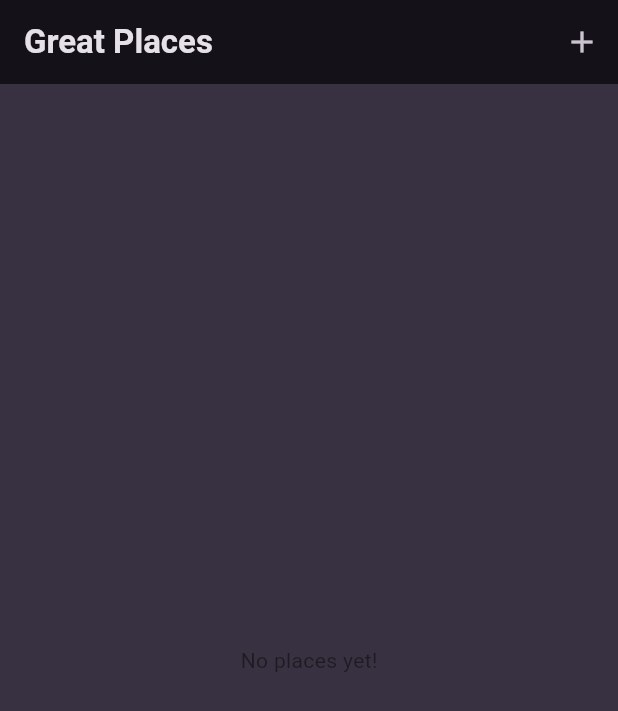
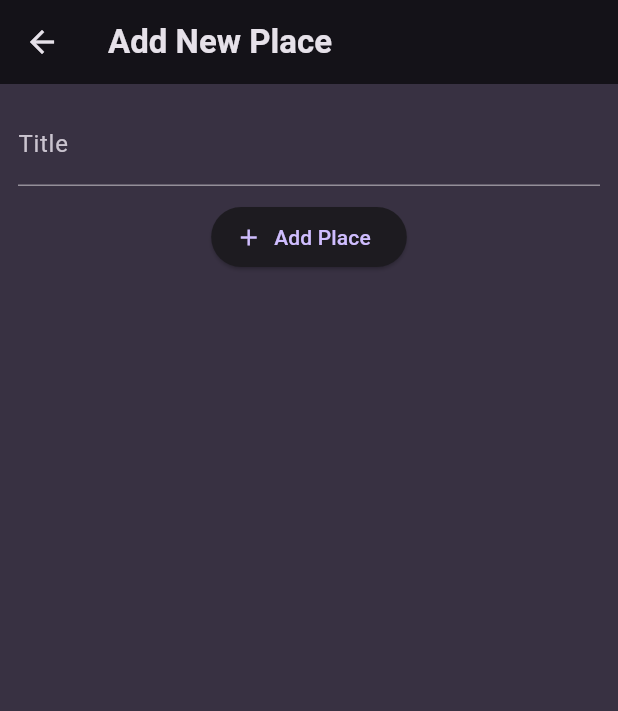
Before and after one commit to vohoangloc123/favorite_places_app, a Flutter app: the screen it shows after launch, after a tap on the "add" icon, on a phone screen of 412 x 824 dp. Shown: the top 711 px of the screen. Run offline on Flutter 3.47's test engine with Material 3 defaults, Android fonts, the phone set to English and light mode, and no system bars; our stand-ins replace google_fonts.

Commit message:
Add an 'Add Place' Screen

```diff
--- a/lib/screens/add_place.dart
+++ b/lib/screens/add_place.dart
@@ -0,0 +1,44 @@
+import 'package:flutter/material.dart';
+
+class AddPlaceScreen extends StatefulWidget {
+  const AddPlaceScreen({super.key});
+
+  @override
+  State<AddPlaceScreen> createState() => _AddPlaceScreenState();
+}
+
+class _AddPlaceScreenState extends State<AddPlaceScreen> {
+  final _titleController = TextEditingController();
+  @override
+  void dispose() {
+    // TODO: implement dispose
+    super.dispose();
+    _titleController.dispose();
+  }
+
+  @override
+  Widget build(BuildContext context) {
+    return Scaffold(
+      appBar: AppBar(
+        title: const Text('Add New Place'),
+      ),
+      body: SingleChildScrollView(
+        padding: const EdgeInsets.all(12),
+        child: Column(
+          children: [
+            TextField(
+                decoration: const InputDecoration(labelText: 'Title'),
+                controller: _titleController,
+                style:
+                    TextStyle(color: Theme.of(context).colorScheme.onSurface)),
+            const SizedBox(height: 10),
+            ElevatedButton.icon(
+                onPressed: () {},
+                icon: const Icon(Icons.add),
+                label: const Text('Add Place'))
+          ],
+        ),
+      ),
+    );
+  }
+}
--- a/lib/screens/places.dart
+++ b/lib/screens/places.dart
@@ -1,3 +1,4 @@
+import 'package:favorite_places_app/screens/add_place.dart';
 import 'package:favorite_places_app/widgets/places_list.dart';
 import 'package:flutter/material.dart';
 
@@ -12,7 +13,13 @@ class PlacesScreen extends StatelessWidget {
         actions: [
           IconButton(
             icon: const Icon(Icons.add),
-            onPressed: () {},
+            onPressed: () {
+              Navigator.of(context).push(
+                MaterialPageRoute(
+                  builder: (ctx) => const AddPlaceScreen(),
+                ),
+              );
+            },
           ),
         ],
       ),
```
